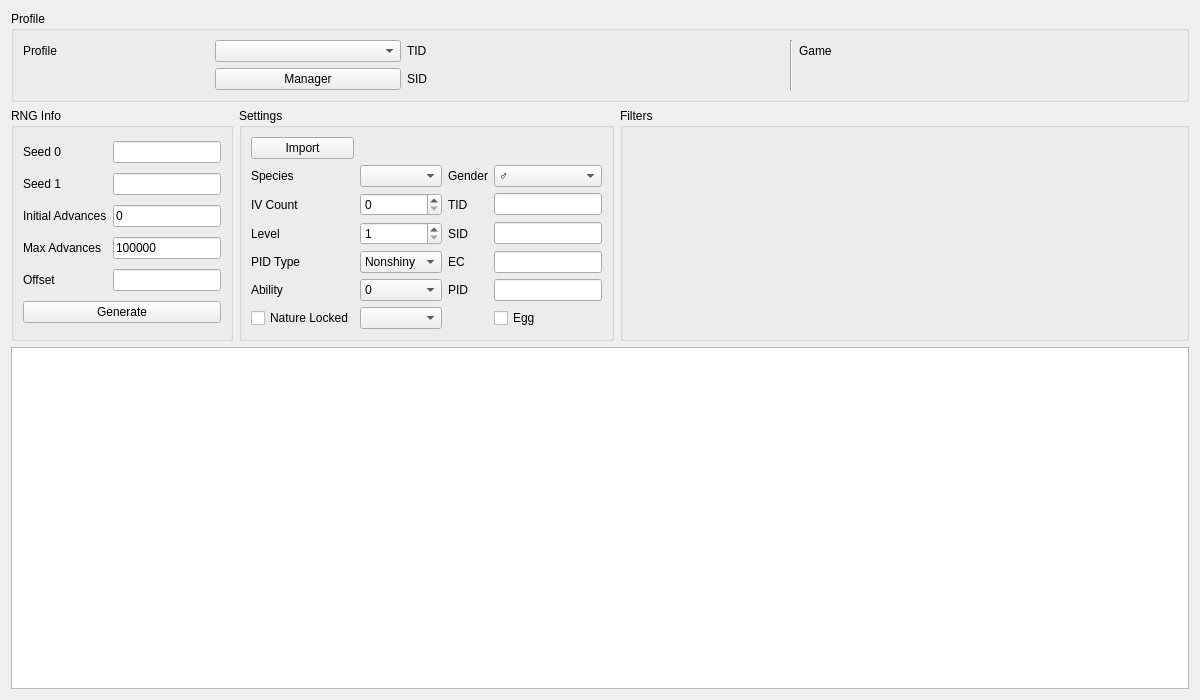
Qt form Form/Gen8/Event8.ui (Admiral-Fish/PokeFinder) before a commit.
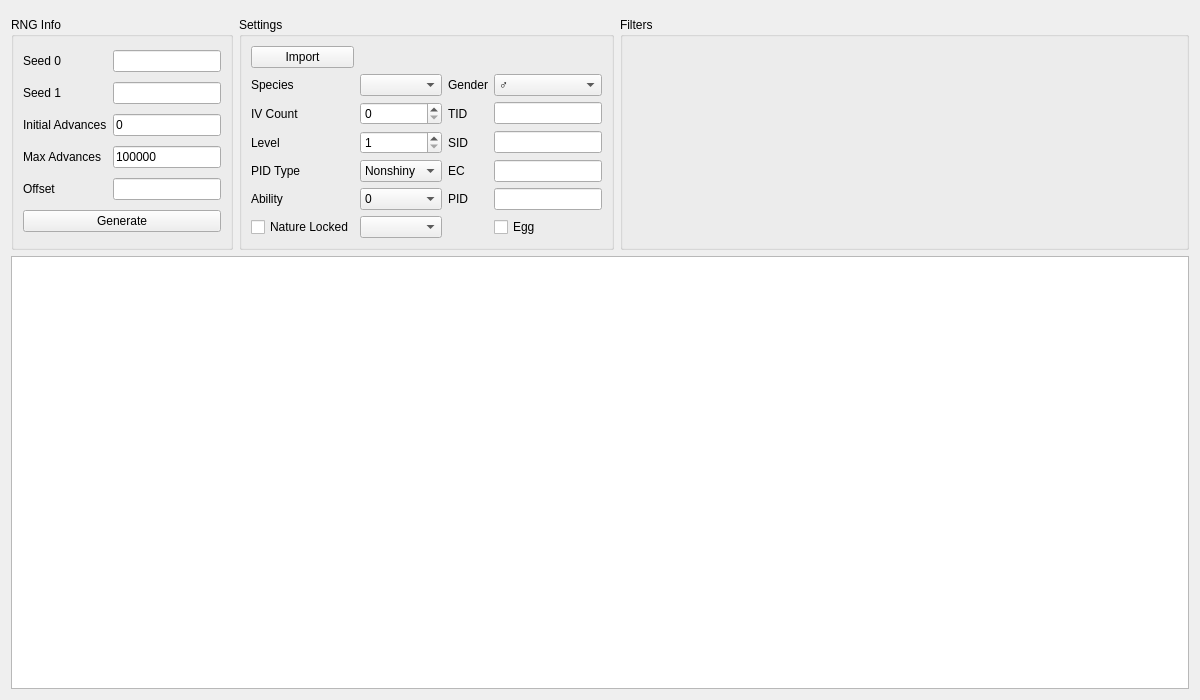
The same form after that commit. Custom widgets are drawn as their Qt base class.

Commit message: Refactor profile display

Patch:
```diff
--- a/Form/Gen8/Event8.ui
+++ b/Form/Gen8/Event8.ui
@@ -13,68 +13,9 @@
   <property name="windowTitle">
    <string>Gen 8 Event</string>
   </property>
-  <layout class="QGridLayout" name="gridLayout_2">
+  <layout class="QGridLayout" name="gridLayout">
    <item row="0" column="0" colspan="3">
-    <widget class="QGroupBox" name="groupBoxProfile">
-     <property name="title">
-      <string>Profile</string>
-     </property>
-     <layout class="QGridLayout" name="gridLayout_5">
-      <item row="0" column="0">
-       <widget class="QLabel" name="labelProfile">
-        <property name="text">
-         <string>Profile</string>
-        </property>
-       </widget>
-      </item>
-      <item row="0" column="1">
-       <widget class="QComboBox" name="comboBoxProfiles"/>
-      </item>
-      <item row="1" column="1">
-       <widget class="QPushButton" name="pushButtonProfileManager">
-        <property name="text">
-         <string>Manager</string>
-        </property>
-       </widget>
-      </item>
-      <item row="0" column="2">
-       <widget class="QLabel" name="labelProfileTID">
-        <property name="text">
-         <string>TID</string>
-        </property>
-       </widget>
-      </item>
-      <item row="0" column="3">
-       <widget class="QLabel" name="labelProfileTIDValue"/>
-      </item>
-      <item row="1" column="2">
-       <widget class="QLabel" name="labelProfileSID">
-        <property name="text">
-         <string>SID</string>
-        </property>
-       </widget>
-      </item>
-      <item row="1" column="3">
-       <widget class="QLabel" name="labelProfileSIDValue"/>
-      </item>
-      <item row="0" column="4" rowspan="2">
-       <widget class="Line" name="line_4">
-        <property name="orientation">
-         <enum>Qt::Orientation::Vertical</enum>
-        </property>
-       </widget>
-      </item>
-      <item row="0" column="5">
-       <widget class="QLabel" name="labelProfileGame">
-        <property name="text">
-         <string>Game</string>
-        </property>
-       </widget>
-      </item>
-      <item row="0" column="6">
-       <widget class="QLabel" name="labelProfileGameValue"/>
-      </item>
-     </layout>
+    <widget class="ProfileDisplay8" name="profileDisplay" native="true">
     </widget>
    </item>
    <item row="1" column="0">
@@ -82,7 +23,7 @@
      <property name="title">
       <string>RNG Info</string>
      </property>
-     <layout class="QGridLayout" name="gridLayout_3">
+     <layout class="QGridLayout" name="gridLayout_1">
       <item row="0" column="0">
        <widget class="QLabel" name="labelSeed0">
         <property name="text">
@@ -156,7 +97,7 @@
      <property name="title">
       <string>Settings</string>
      </property>
-     <layout class="QGridLayout" name="gridLayout_17">
+     <layout class="QGridLayout" name="gridLayout_2">
       <item row="0" column="0">
        <widget class="QPushButton" name="pushButtonImport">
         <property name="text">
@@ -374,7 +315,7 @@
      <property name="title">
       <string>Filters</string>
      </property>
-     <layout class="QGridLayout" name="gridLayout">
+     <layout class="QGridLayout" name="gridLayout_3">
       <item row="0" column="0" rowspan="2">
        <widget class="Filter" name="filter" native="true"/>
       </item>
@@ -408,6 +349,12 @@
    <header>Form/Controls/Filter.hpp</header>
    <container>1</container>
   </customwidget>
+  <customwidget>
+   <class>ProfileDisplay8</class>
+   <extends>QWidget</extends>
+   <header>Form/Gen8/Profile/ProfileDisplay8.hpp</header>
+   <container>1</container>
+  </customwidget>
   <customwidget>
    <class>ComboBoxProxy</class>
    <extends>QComboBox</extends>
```
Left out of the diff: 2 changed lines with no effect on the pictures. The commit also changes 110 other files.
